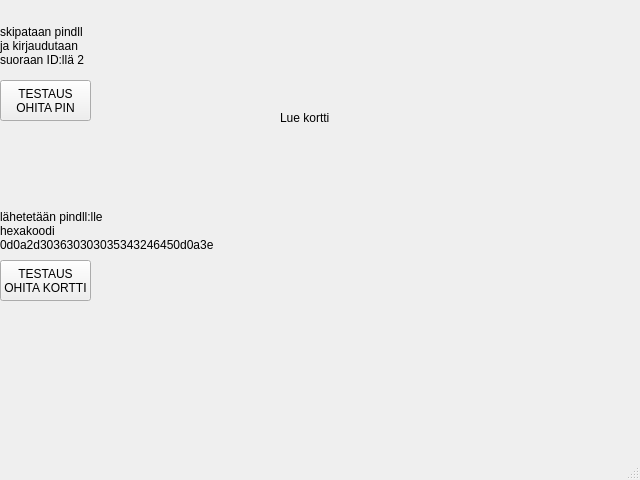
slmksav/Qt6-ATM-app, file frontend/startwindow.ui: the form before one commit.
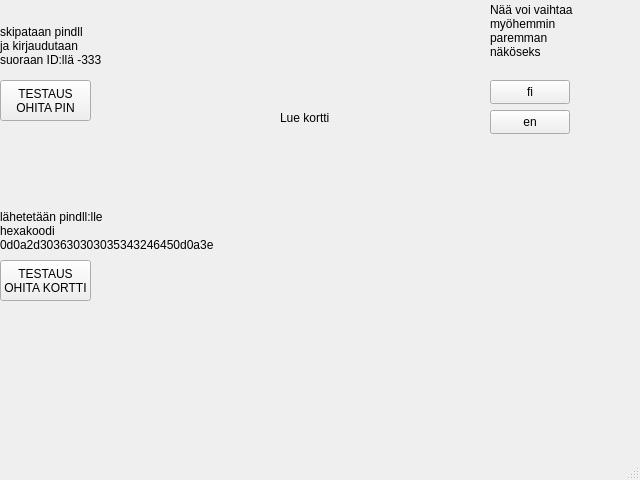
The form after the commit.

Commit message: language variable and buttons

Diff of the .ui file:
```diff
--- a/frontend/startwindow.ui
+++ b/frontend/startwindow.ui
@@ -48,15 +48,15 @@
     <property name="geometry">
      <rect>
       <x>0</x>
-      <y>0</y>
+      <y>20</y>
       <width>151</width>
-      <height>91</height>
+      <height>51</height>
      </rect>
     </property>
     <property name="text">
      <string>skipataan pindll
 ja kirjaudutaan
-suoraan ID:llä 2</string>
+suoraan ID:llä -333</string>
     </property>
    </widget>
    <widget class="QLabel" name="label_3">
@@ -88,6 +88,54 @@
 OHITA KORTTI</string>
     </property>
    </widget>
+   <widget class="QLabel" name="label">
+    <property name="geometry">
+     <rect>
+      <x>490</x>
+      <y>0</y>
+      <width>141</width>
+      <height>61</height>
+     </rect>
+    </property>
+    <property name="text">
+     <string>Nää voi vaihtaa
+myöhemmin
+paremman
+näköseks</string>
+    </property>
+   </widget>
+   <widget class="QPushButton" name="buttonLangFI">
+    <property name="geometry">
+     <rect>
+      <x>490</x>
+      <y>80</y>
+      <width>80</width>
+      <height>24</height>
+     </rect>
+    </property>
+    <property name="text">
+     <string>fi</string>
+    </property>
+    <attribute name="buttonGroup">
+     <string notr="true">buttonGroupLang</string>
+    </attribute>
+   </widget>
+   <widget class="QPushButton" name="buttonLangEN">
+    <property name="geometry">
+     <rect>
+      <x>490</x>
+      <y>110</y>
+      <width>80</width>
+      <height>24</height>
+     </rect>
+    </property>
+    <property name="text">
+     <string>en</string>
+    </property>
+    <attribute name="buttonGroup">
+     <string notr="true">buttonGroupLang</string>
+    </attribute>
+   </widget>
    <zorder>labelInfo</zorder>
    <zorder>buttonOhitaPIN</zorder>
    <zorder>label_3</zorder>
```
Left out of the diff: 8 changed lines with no effect on the pictures. The commit also changes 2 other files.
